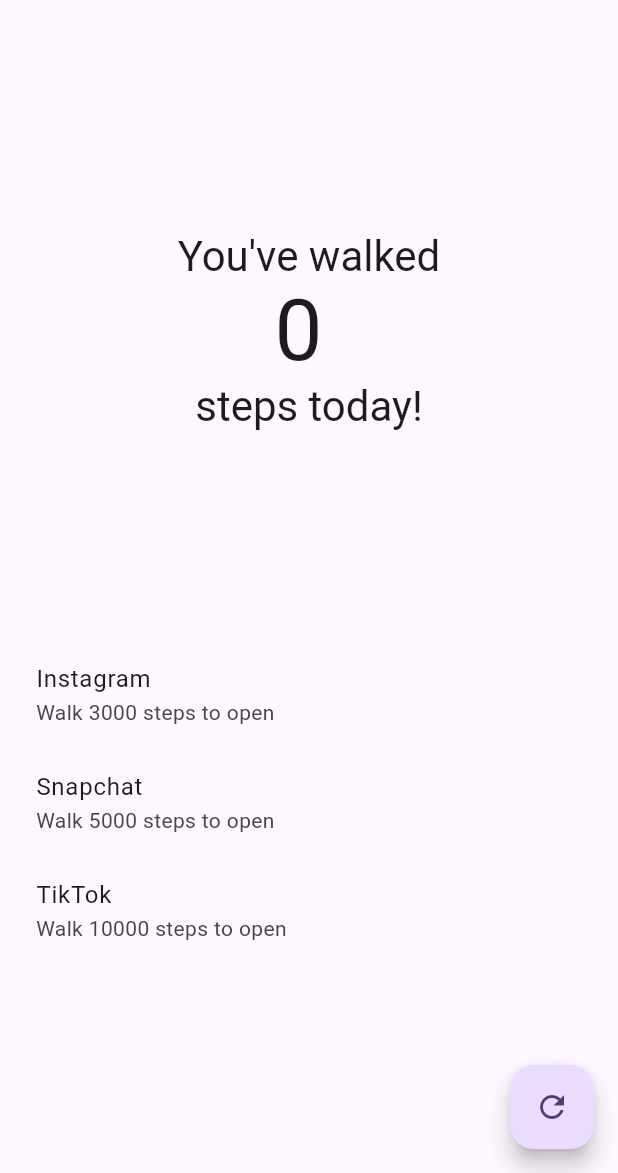
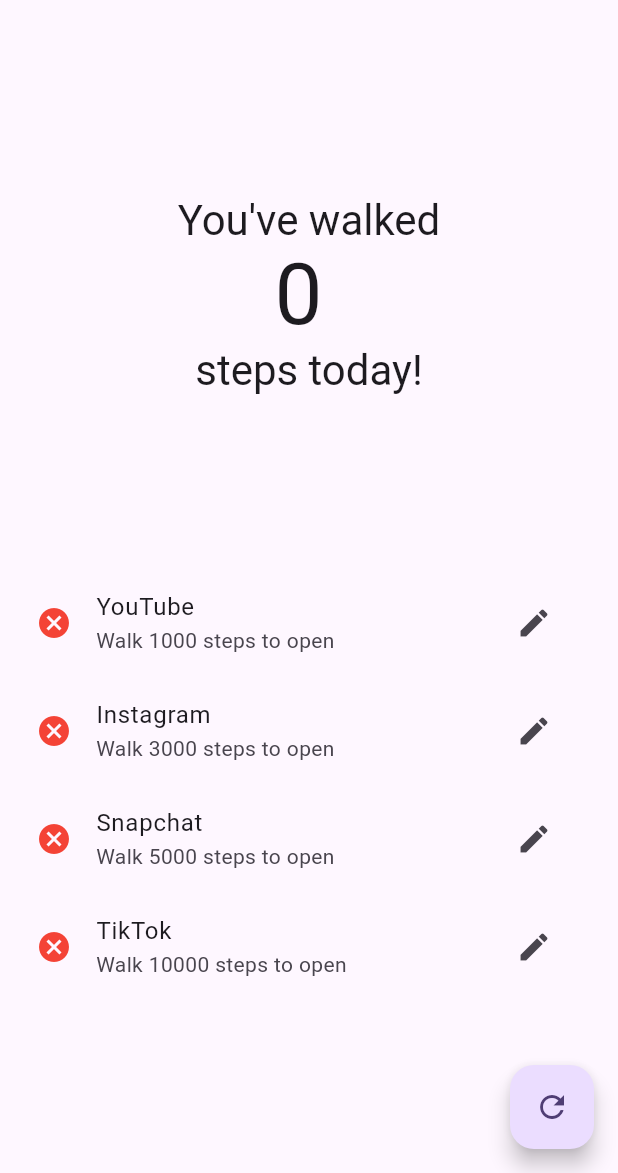
Before and after one commit to QRCheckApp/SportAward, a Flutter app: the screen it shows after launch, on a phone screen of 412 x 824 dp, the part 63-1236 px from its top. Run offline on Flutter 3.47's test engine with Material 2 defaults, Android fonts, the phone set to English and light mode, and no system bars; missing offline and left inert: external_app_launcher, shake.

```diff
--- a/lib/app_model.dart
+++ b/lib/app_model.dart
@@ -1,13 +1,13 @@
 class AppModel {
   final String name;
-  final String androidUrl;
-  final String iosUrl;
+  final String androidPackageName;
+  final String iosUrlScheme;
   final int requiredSteps;
 
   AppModel({
     required this.name,
-    required this.androidUrl,
-    required this.iosUrl,
+    required this.androidPackageName,
+    required this.iosUrlScheme,
     required this.requiredSteps,
   });
 }
--- /dev/null
+++ b/lib/data.dart
@@ -0,0 +1,34 @@
+import 'app_model.dart';
+
+class Data {
+  static List<AppModel> appList = [
+    //YouTube
+    AppModel(
+      name: "YouTube",
+      androidPackageName: "com.google.android.youtube",
+      iosUrlScheme: "youtube://",
+      requiredSteps: 1000,
+    ),
+    //Instagram
+    AppModel(
+      name: "Instagram",
+      androidPackageName: "com.instagram.android",
+      iosUrlScheme: "instagram://",
+      requiredSteps: 3000,
+    ),
+    //Snapchat
+    AppModel(
+      name: "Snapchat",
+      androidPackageName: "com.snapchat.android",
+      iosUrlScheme: "snapchat://",
+      requiredSteps: 5000,
+    ),
+    //TiKTok
+    AppModel(
+      name: "TikTok",
+      androidPackageName: "com.zhiliaoapp.musically",
+      iosUrlScheme: "tiktok://",
+      requiredSteps: 10000,
+    ),
+  ];
+}
--- a/lib/home_page.dart
+++ b/lib/home_page.dart
@@ -1,6 +1,10 @@
 import 'package:dosport/app_model.dart';
+import 'package:external_app_launcher/external_app_launcher.dart';
 import 'package:flutter/material.dart';
 import 'package:shake/shake.dart';
+
+import 'data.dart';
+import 'widgets/leading_icon.dart';
 
 class HomePage extends StatefulWidget {
   const HomePage({super.key});
@@ -10,46 +14,51 @@ class HomePage extends StatefulWidget {
 }
 
 class _HomePageState extends State<HomePage> {
-  int stepAmount = 0;
   ShakeDetector? detector;
 
-  List<AppModel> appList = [
-    //Instagram
-    AppModel(
-      name: "Instagram",
-      androidUrl: "com.instagram.and",
-      iosUrl: "19023801823",
-      requiredSteps: 3000,
-    ),
-    //Snapchat
-    AppModel(
-      name: "Snapchat",
-      androidUrl: "com.snapchat.and",
-      iosUrl: "19023801823",
-      requiredSteps: 5000,
-    ),
-    //TiKTok
-    AppModel(
-      name: "TikTok",
-      androidUrl: "com.tiktok.and",
-      iosUrl: "19023801823",
-      requiredSteps: 10000,
-    ),
-  ];
+  int stepAmount = 0;
+  List<AppModel> sortedAppList = [];
 
   @override
   void initState() {
     super.initState();
     // Initialize the ShakeDetector
     detector = ShakeDetector.autoStart(
-      onPhoneShake: () => setState(() => stepAmount += 1000),
+      onPhoneShake: () => stepAmount += 1000,
     );
+
+    // Initialize the app list
+
+    Data.appList.sort((a, b) => a.requiredSteps.compareTo(b.requiredSteps));
+    sortedAppList = List.from(Data.appList); // Create a copy of the list
   }
 
   @override
   void dispose() {
+    // Dispose the ShakeDetector
     detector?.stopListening();
     super.dispose();
+  }
+
+  void sortAppList() {
+    sortedAppList.sort((a, b) => a.requiredSteps.compareTo(b.requiredSteps));
+  }
+
+  void updateAndSortAppList(List<AppModel> newAppList) {
+    sortedAppList = List.from(newAppList); // Update the list
+
+    sortAppList(); // Sort the list
+  }
+
+  void handleAppEdit(AppModel editedApp, int index) {
+    Data.appList[index] = editedApp; // Replace the old entry with the new one
+    //sort app list
+
+    Data.appList.sort((a, b) => a.requiredSteps.compareTo(b.requiredSteps));
+
+    updateAndSortAppList(Data.appList); // Re-sort and update the list
+
+    setState(() {}); // Update the UI
   }
 
   @override
@@ -91,19 +100,67 @@ class _HomePageState extends State<HomePage> {
                 ),
               ],
             ),
-            ListView.builder(
+            AppListWidget(
+              appList: sortedAppList,
+              stepAmount: stepAmount,
+              onAppEdit: handleAppEdit,
+            ),
+          ],
+        ),
+      ),
+      floatingActionButton: FloatingActionButton(
+        onPressed: () {
+          setState(() => stepAmount += 1000);
+
+          //setState(() => stepAmount = 0);
+        },
+        child: const Icon(Icons.refresh),
+      ),
+    );
+  }
+}
+
+//Static AppListWidget
+class AppListWidget extends StatelessWidget {
+  const AppListWidget({
+    super.key,
+    required this.appList,
+    required this.stepAmount,
+    required this.onAppEdit,
+  });
+
+  final List<AppModel> appList;
+  final int stepAmount;
+  final Function(AppModel, int) onAppEdit;
+
+  @override
+  Widget build(BuildContext context) {
+    return ListView.builder(
       physics: const NeverScrollableScrollPhysics(),
       shrinkWrap: true,
       itemCount: appList.length,
       itemBuilder: (context, index) {
         return ListTile(
           title: Text(appList[index].name),
+          //Edit this line
+          leading: LeadingIcon(
+              stepAmount: stepAmount, appList: appList, index: index),
+          trailing: IconButton(
+            icon: Icon(Icons.edit),
+            onPressed: () => editApp(context, index),
+          ),
           subtitle: Text(
             "Walk ${appList[index].requiredSteps} steps to open",
           ),
-                  onTap: () {
+          onTap: () async {
             if (stepAmount >= appList[index].requiredSteps) {
               // Open the app
+
+              await LaunchApp.openApp(
+                androidPackageName: appList[index].androidPackageName,
+                iosUrlScheme: appList[index].iosUrlScheme,
+                openStore: false,
+              );
             } else {
               //Show a snackbar
               ScaffoldMessenger.of(context).showSnackBar(
@@ -118,18 +175,61 @@ class _HomePageState extends State<HomePage> {
           },
         );
       },
+    );
+  }
+
+  void editApp(BuildContext context, int index) {
+    AppModel app = appList[index];
+    // Show a dialog or another UI to edit the app details
+    showDialog(
+      context: context,
+      builder: (BuildContext context) {
+        String newName = app.name;
+        int newSteps = app.requiredSteps;
+        // Create a dialog with form fields to edit name and required steps
+        return AlertDialog(
+          title: const Text('Edit App'),
+          content: Column(
+            mainAxisSize: MainAxisSize.min,
+            children: <Widget>[
+              TextField(
+                controller: TextEditingController(text: app.name),
+                onChanged: (value) => newName = value,
+                decoration: const InputDecoration(hintText: 'App Name'),
+              ),
+              TextField(
+                controller:
+                    TextEditingController(text: app.requiredSteps.toString()),
+                onChanged: (value) =>
+                    newSteps = int.tryParse(value) ?? app.requiredSteps,
+                decoration: const InputDecoration(hintText: 'Required Steps'),
+                keyboardType: TextInputType.number,
               ),
             ],
           ),
+          actions: <Widget>[
+            TextButton(
+              child: const Text('Cancel'),
+              onPressed: () => Navigator.of(context).pop(),
             ),
-      floatingActionButton: FloatingActionButton(
+            TextButton(
+              child: const Text('Save'),
               onPressed: () {
-          setState(() {
-            stepAmount = 0; // Reset stepAmount and call setState
-          });
+                // Update the app with new values
+                AppModel updatedApp = AppModel(
+                  name: newName,
+                  androidPackageName: app.androidPackageName,
+                  iosUrlScheme: app.iosUrlScheme,
+                  requiredSteps: newSteps,
+                );
+                // Call the callback to notify the HomePage
+                onAppEdit(updatedApp, index);
+                Navigator.of(context).pop();
               },
-        child: const Icon(Icons.refresh),
             ),
+          ],
+        );
+      },
     );
   }
 }
--- /dev/null
+++ b/lib/widgets/leading_icon.dart
@@ -0,0 +1,26 @@
+import 'package:flutter/material.dart';
+
+import '../app_model.dart';
+
+class LeadingIcon extends StatelessWidget {
+  const LeadingIcon({
+    super.key,
+    required this.stepAmount,
+    required this.appList,
+    required this.index,
+  });
+
+  final int stepAmount;
+  final List<AppModel> appList;
+  final int index;
+
+  @override
+  Widget build(BuildContext context) {
+    return Icon(
+      stepAmount >= appList[index].requiredSteps
+          ? Icons.open_in_new
+          : Icons.cancel,
+      color: stepAmount >= appList[index].requiredSteps ? null : Colors.red,
+    );
+  }
+}
--- a/pubspec.yaml
+++ b/pubspec.yaml
@@ -16,7 +16,7 @@ publish_to: 'none' # Remove this line if you wish to publish to pub.dev
 # https://developer.apple.com/library/archive/documentation/General/Reference/InfoPlistKeyReference/Articles/CoreFoundationKeys.html
 # In Windows, build-name is used as the major, minor, and patch parts
 # of the product and file versions while build-number is used as the build suffix.
-version: 1.0.0+1
+version: 0.1.0+1
 
 environment:
   sdk: '>=3.1.5 <4.0.0'
@@ -37,6 +37,8 @@ dependencies:
   cupertino_icons: ^1.0.6
 
   shake: ^2.2.0
+
+  external_app_launcher: ^3.1.0
 
 
 
```
Also changed, not shown: pubspec.lock, 3 other files. Lines whose indentation alone changed are shown as unchanged.
